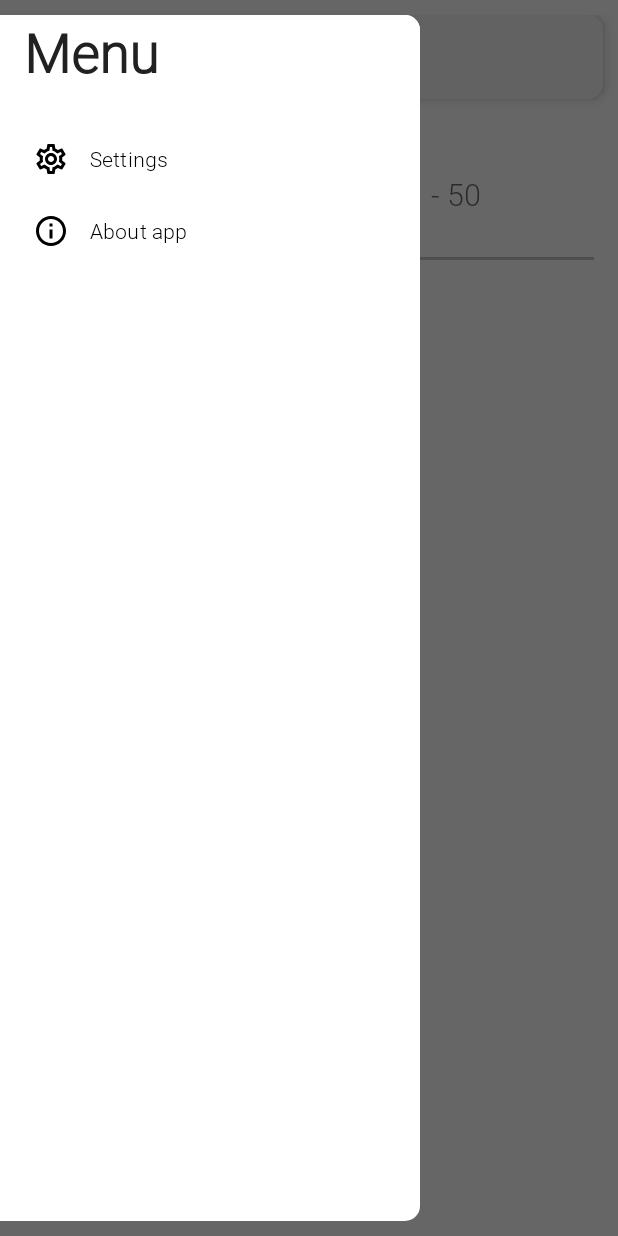
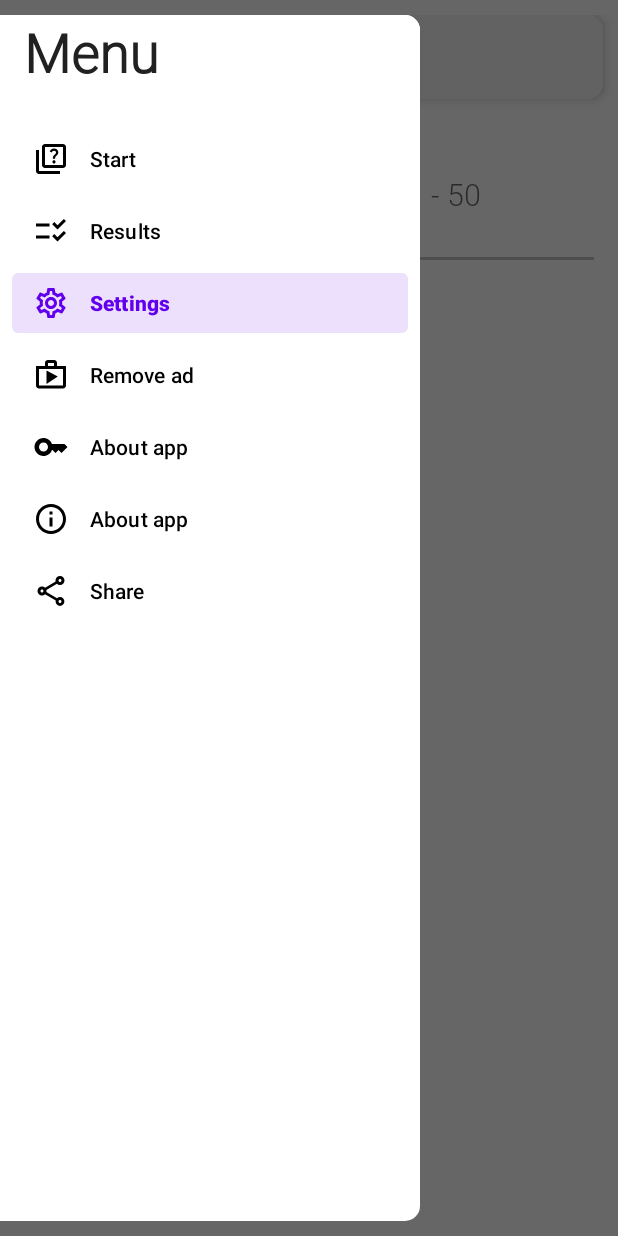
Before and after one commit to PervuhinRoman/BrainTraining, an Android app: the screen it shows after launch (MainActivity), after a tap on "Settings", on a phone screen of 412 x 824 dp. Run offline under Robolectric (Android 15) with nearby library versions, the phone set to English and light mode, and no system bars; 3 other taps on this screen came first.

Commit message:
продолжаю работу над navigation drawer доработал menu

```diff
--- a/app/src/main/java/com/example/braintraining/MainActivity.java
+++ b/app/src/main/java/com/example/braintraining/MainActivity.java
@@ -1,5 +1,6 @@
 package com.example.braintraining;
 
+import androidx.annotation.NonNull;
 import androidx.appcompat.app.AppCompatActivity;
 import androidx.drawerlayout.widget.DrawerLayout;
 
@@ -7,12 +8,15 @@ import android.annotation.SuppressLint;
 import android.content.Intent;
 import android.os.Bundle;
 import android.view.Gravity;
+import android.view.MenuItem;
 import android.view.View;
 import android.widget.Button;
 import android.widget.ImageView;
 import android.widget.SeekBar;
 import android.widget.TextView;
 import android.widget.Toast;
+
+import com.google.android.material.navigation.NavigationView;
 
 public class MainActivity extends AppCompatActivity {
 
@@ -22,6 +26,7 @@ public class MainActivity extends AppCompatActivity {
     TextView tittle;
     ImageView menuIcon;
     DrawerLayout navLayout;
+    NavigationView navView;
 
     @Override
     protected void onCreate(Bundle savedInstanceState) {
@@ -34,15 +39,30 @@ public class MainActivity extends AppCompatActivity {
         tittle = findViewById(R.id.tittle);
 
         navLayout = findViewById(R.id.nav_layout);
+        navView = findViewById(R.id.navigation);
         menuIcon = findViewById(R.id.menu);
 
         tittle.setText("Home");
 
+        // открытие меню по нжатию на гамбургер меню
         menuIcon.setOnClickListener(new View.OnClickListener() {
             @SuppressLint("WrongConstant")
             @Override
             public void onClick(View view) {
                 navLayout.openDrawer(Gravity.START);
+            }
+        });
+
+        // обработка навигации
+        navView.setNavigationItemSelectedListener(new NavigationView.OnNavigationItemSelectedListener() {
+            @Override
+            public boolean onNavigationItemSelected(@NonNull MenuItem item) {
+                int id = item.getItemId();
+                if (id == R.id.about){
+                    Intent newIntent = new Intent(getApplicationContext(), AboutApp.class);
+                    startActivity(newIntent);
+                }
+                return true;
             }
         });
 
--- /dev/null
+++ b/app/src/main/res/drawable/outline_checklist.xml
@@ -0,0 +1,10 @@
+<vector xmlns:android="http://schemas.android.com/apk/res/android"
+    android:width="24dp"
+    android:height="24dp"
+    android:viewportWidth="24"
+    android:viewportHeight="24"
+    android:tint="?attr/colorControlNormal">
+  <path
+      android:fillColor="@android:color/white"
+      android:pathData="M11,7H2v2h9V7zM11,15H2v2h9V15zM16.34,11l-3.54,-3.54l1.41,-1.41l2.12,2.12l4.24,-4.24L22,5.34L16.34,11zM16.34,19l-3.54,-3.54l1.41,-1.41l2.12,2.12l4.24,-4.24L22,13.34L16.34,19z"/>
+</vector>
--- /dev/null
+++ b/app/src/main/res/drawable/outline_key_24.xml
@@ -0,0 +1,10 @@
+<vector xmlns:android="http://schemas.android.com/apk/res/android"
+    android:width="24dp"
+    android:height="24dp"
+    android:viewportWidth="24"
+    android:viewportHeight="24"
+    android:tint="?attr/colorControlNormal">
+  <path
+      android:fillColor="@android:color/white"
+      android:pathData="M21,10h-8.35C11.83,7.67 9.61,6 7,6c-3.31,0 -6,2.69 -6,6s2.69,6 6,6c2.61,0 4.83,-1.67 5.65,-4H13l2,2l2,-2l2,2l4,-4.04L21,10zM7,15c-1.65,0 -3,-1.35 -3,-3c0,-1.65 1.35,-3 3,-3s3,1.35 3,3C10,13.65 8.65,15 7,15z"/>
+</vector>
--- /dev/null
+++ b/app/src/main/res/drawable/outline_quiz_24.xml
@@ -0,0 +1,10 @@
+<vector xmlns:android="http://schemas.android.com/apk/res/android"
+    android:width="24dp"
+    android:height="24dp"
+    android:viewportWidth="24"
+    android:viewportHeight="24"
+    android:tint="?attr/colorControlNormal">
+  <path
+      android:fillColor="@android:color/white"
+      android:pathData="M4,6H2v14c0,1.1 0.9,2 2,2h14v-2H4V6zM20,2H8C6.9,2 6,2.9 6,4v12c0,1.1 0.9,2 2,2h12c1.1,0 2,-0.9 2,-2V4C22,2.9 21.1,2 20,2zM20,16H8V4h12V16zM13.51,10.16c0.41,-0.73 1.18,-1.16 1.63,-1.8c0.48,-0.68 0.21,-1.94 -1.14,-1.94c-0.88,0 -1.32,0.67 -1.5,1.23l-1.37,-0.57C11.51,5.96 12.52,5 13.99,5c1.23,0 2.08,0.56 2.51,1.26c0.37,0.6 0.58,1.73 0.01,2.57c-0.63,0.93 -1.23,1.21 -1.56,1.81c-0.13,0.24 -0.18,0.4 -0.18,1.18h-1.52C13.26,11.41 13.19,10.74 13.51,10.16zM12.95,13.95c0,-0.59 0.47,-1.04 1.05,-1.04c0.59,0 1.04,0.45 1.04,1.04c0,0.58 -0.44,1.05 -1.04,1.05C13.42,15 12.95,14.53 12.95,13.95z"/>
+</vector>
--- /dev/null
+++ b/app/src/main/res/drawable/outline_share_24.xml
@@ -0,0 +1,10 @@
+<vector xmlns:android="http://schemas.android.com/apk/res/android"
+    android:width="24dp"
+    android:height="24dp"
+    android:viewportWidth="24"
+    android:viewportHeight="24"
+    android:tint="?attr/colorControlNormal">
+  <path
+      android:fillColor="@android:color/white"
+      android:pathData="M18,16.08c-0.76,0 -1.44,0.3 -1.96,0.77L8.91,12.7c0.05,-0.23 0.09,-0.46 0.09,-0.7s-0.04,-0.47 -0.09,-0.7l7.05,-4.11c0.54,0.5 1.25,0.81 2.04,0.81 1.66,0 3,-1.34 3,-3s-1.34,-3 -3,-3 -3,1.34 -3,3c0,0.24 0.04,0.47 0.09,0.7L8.04,9.81C7.5,9.31 6.79,9 6,9c-1.66,0 -3,1.34 -3,3s1.34,3 3,3c0.79,0 1.5,-0.31 2.04,-0.81l7.12,4.16c-0.05,0.21 -0.08,0.43 -0.08,0.65 0,1.61 1.31,2.92 2.92,2.92s2.92,-1.31 2.92,-2.92c0,-1.61 -1.31,-2.92 -2.92,-2.92zM18,4c0.55,0 1,0.45 1,1s-0.45,1 -1,1 -1,-0.45 -1,-1 0.45,-1 1,-1zM6,13c-0.55,0 -1,-0.45 -1,-1s0.45,-1 1,-1 1,0.45 1,1 -0.45,1 -1,1zM18,20.02c-0.55,0 -1,-0.45 -1,-1s0.45,-1 1,-1 1,0.45 1,1 -0.45,1 -1,1z"/>
+</vector>
--- /dev/null
+++ b/app/src/main/res/drawable/outline_shop_24.xml
@@ -0,0 +1,10 @@
+<vector xmlns:android="http://schemas.android.com/apk/res/android"
+    android:width="24dp"
+    android:height="24dp"
+    android:viewportWidth="24"
+    android:viewportHeight="24"
+    android:tint="?attr/colorControlNormal">
+  <path
+      android:fillColor="@android:color/white"
+      android:pathData="M16,6L16,4c0,-1.11 -0.89,-2 -2,-2h-4c-1.11,0 -2,0.89 -2,2v2L2,6v13c0,1.11 0.89,2 2,2h16c1.11,0 2,-0.89 2,-2L22,6h-6zM10,4h4v2h-4L10,4zM20,19L4,19L4,8h16v11zM9,18l7.5,-5L9,9z"/>
+</vector>
--- a/app/src/main/res/menu/drawer_menu.xml
+++ b/app/src/main/res/menu/drawer_menu.xml
@@ -4,11 +4,26 @@
     tools:showIn="navigation_view">
 
     <group android:checkableBehavior="single">
+        <item android:id="@+id/start_training"
+            android:icon="@drawable/outline_quiz_24"
+            android:title="Start" />
+        <item android:id="@+id/results"
+            android:icon="@drawable/outline_checklist"
+            android:title="Results"/>
         <item android:id="@+id/settings"
             android:icon="@drawable/outline_settings_24"
             android:title="Settings"/>
+        <item android:id="@+id/remove_ad"
+            android:icon="@drawable/outline_shop_24"
+            android:title="Remove ad"/>
+        <item android:id="@+id/secret_key"
+            android:icon="@drawable/outline_key_24"
+            android:title="About app"/>
         <item android:id="@+id/about"
             android:icon="@drawable/outline_info_24"
             android:title="About app"/>
+        <item android:id="@+id/share"
+            android:icon="@drawable/outline_share_24"
+            android:title="Share"/>
     </group>
 </menu>
```
Also changed, not shown: app/src/main/AndroidManifest.xml (+7 -4 lines), app/src/main/java/com/example/braintraining/AboutApp.java (added, +14 -0 lines), app/src/main/res/layout/activity_about_app.xml (added, +18 -0 lines).
